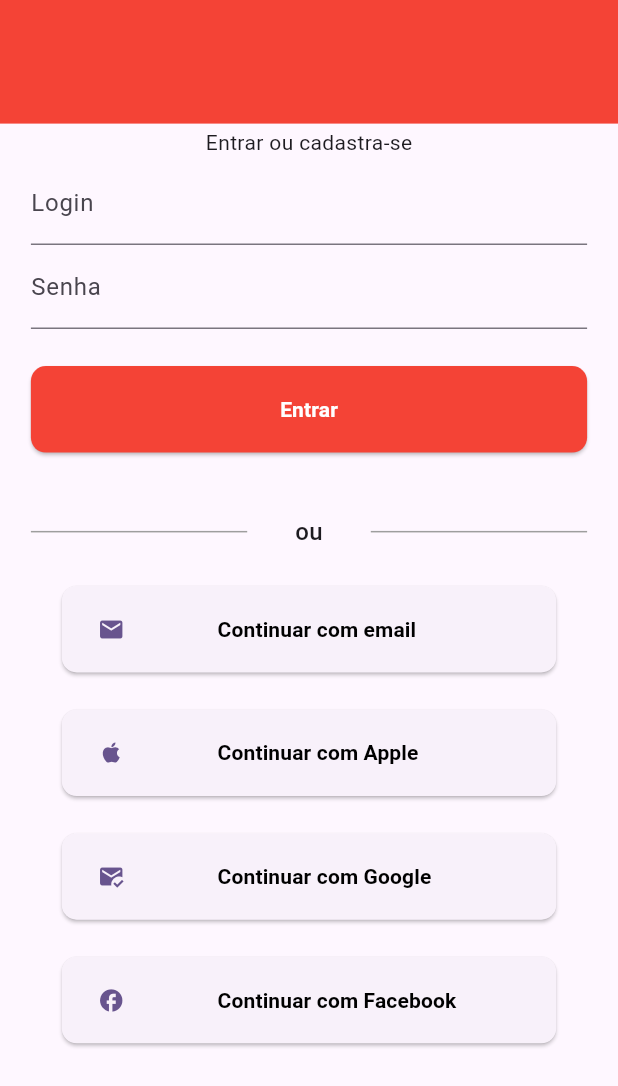
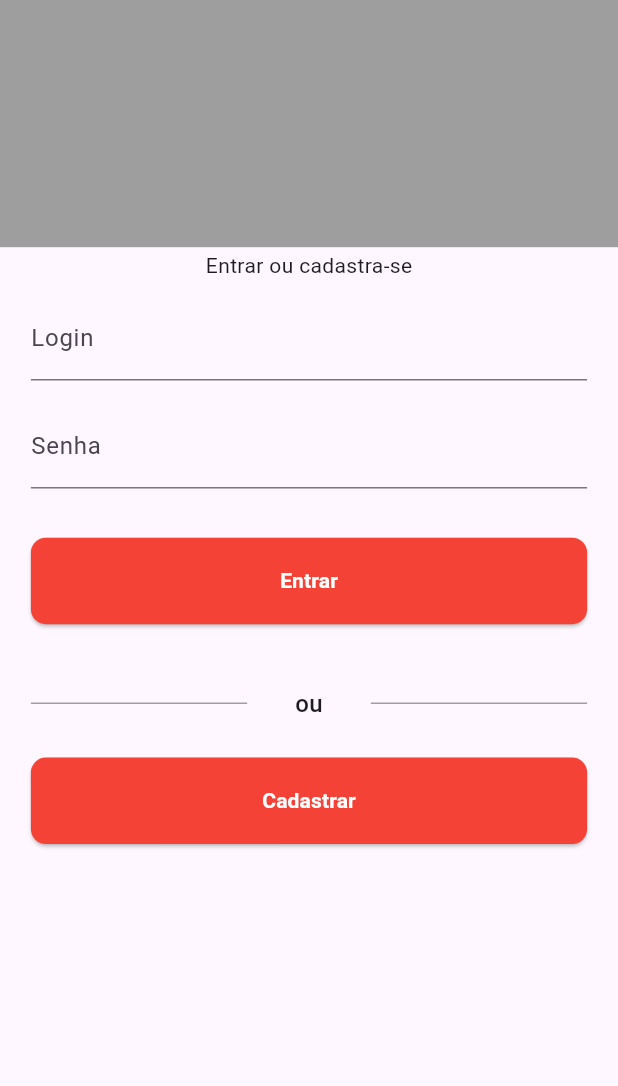
Before and after one commit to atanazio95/quero_viajar, a Flutter app: the screen it shows after launch, on a phone screen of 412 x 824 dp. Shown: the top 1086 px of the screen. Run offline on Flutter 3.47's test engine with Material 3 defaults, Android fonts, the phone set to English and light mode, and no system bars.

Commit message:
componentizacao e ajustes no layout

```diff
--- a/lib/main.dart
+++ b/lib/main.dart
@@ -1,5 +1,5 @@
 import 'package:flutter/material.dart';
-import 'package:quero_viajar/views/tela_login/views/telaLogin.dart';
+import 'package:quero_viajar/views/tela_login/views/login/view/loginPage.dart';
 
 void main() {
   runApp(const MyApp());
@@ -16,7 +16,7 @@
         colorScheme: ColorScheme.fromSeed(seedColor: Colors.deepPurple),
         useMaterial3: true,
       ),
-      home: const TelaLogin(),
+      home: const LoginPage(),
     );
   }
 }
--- /dev/null
+++ b/lib/views/tela_login/views/login/view/loginPage.dart
@@ -0,0 +1,204 @@
+import 'package:flutter/material.dart';
+import 'package:quero_viajar/views/tela_login/views/register/views/registerPage.dart';
+import 'package:quero_viajar/views/widgets/bottonDefault.dart';
+import 'package:quero_viajar/views/widgets/textFormFieldDefault.dart';
+
+class LoginPage extends StatefulWidget {
+  const LoginPage({super.key});
+
+  @override
+  State<LoginPage> createState() => _LoginPageState();
+}
+
+class _LoginPageState extends State<LoginPage> {
+  final TextEditingController loginTextController = TextEditingController();
+  final TextEditingController passTextController = TextEditingController();
+
+  @override
+  Widget build(BuildContext context) {
+    final altura = MediaQuery.of(context).size.height;
+    final largura = MediaQuery.of(context).size.width;
+    return Scaffold(
+      body: Column(
+        children: [
+          Container(
+            decoration: const BoxDecoration(
+              color: Colors.grey,
+            ),
+            child: SizedBox(
+              height: altura * 0.2,
+              width: largura * 1,
+            ),
+          ),
+          Container(
+            width: largura * 0.9,
+            child: Column(
+              children: [
+                Padding(
+                  padding: EdgeInsets.only(
+                      top: altura * 0.003, bottom: altura * 0.003),
+                  child: const Text('Entrar ou cadastra-se'),
+                ),
+                TextFormFieldDefault(
+                  controllerTextformField: loginTextController,
+                  labelText: 'Login',
+                ),
+                TextFormFieldDefault(
+                  controllerTextformField: passTextController,
+                  labelText: 'Senha',
+                ),
+                BottonDefault(
+                  text: "Entrar",
+                  onTap: () {},
+                ),
+                Padding(
+                  padding: EdgeInsets.only(top: altura * 0.05),
+                  child: Row(
+                    mainAxisAlignment: MainAxisAlignment.center,
+                    children: [
+                      Container(
+                        height: 1,
+                        width: largura * 0.35,
+                        color: Colors.grey,
+                      ),
+                      Container(
+                        width: largura * 0.2,
+                        child: const Text(
+                          textAlign: TextAlign.center,
+                          'ou',
+                          style: TextStyle(
+                              fontSize: 16, fontWeight: FontWeight.w500),
+                        ),
+                      ),
+                      Container(
+                        height: 1,
+                        width: largura * 0.35,
+                        color: Colors.grey,
+                      ),
+                    ],
+                  ),
+                ),
+                BottonDefault(
+                    text: 'Cadastrar',
+                    onTap: () {
+                      Navigator.push(
+                          context,
+                          MaterialPageRoute(
+                              builder: (context) => const RegisterPage()));
+                    })
+                // Container(
+                //   padding: EdgeInsets.only(top: altura * 0.03),
+                //   height: altura * 0.1,
+                //   width: largura * 0.8,
+                //   child: ElevatedButton(
+                //     style: ElevatedButton.styleFrom(
+                //       shape: RoundedRectangleBorder(
+                //         borderRadius: BorderRadius.circular(10),
+                //       ),
+                //     ),
+                //     onPressed: () {},
+                //     child: Row(
+                //       mainAxisAlignment: MainAxisAlignment.start,
+                //       children: [
+                //         Icon(Icons.email),
+                //         SizedBox(
+                //           width: largura * 0.15,
+                //         ),
+                //         const Text(
+                //           'Continuar com email',
+                //           style: TextStyle(
+                //               color: Colors.black, fontWeight: FontWeight.w600),
+                //         ),
+                //       ],
+                //     ),
+                //   ),
+                // ),
+                // Container(
+                //   padding: EdgeInsets.only(top: altura * 0.03),
+                //   height: altura * 0.1,
+                //   width: largura * 0.8,
+                //   child: ElevatedButton(
+                //     style: ElevatedButton.styleFrom(
+                //       shape: RoundedRectangleBorder(
+                //         borderRadius: BorderRadius.circular(10),
+                //       ),
+                //     ),
+                //     onPressed: () {},
+                //     child: Row(
+                //       mainAxisAlignment: MainAxisAlignment.start,
+                //       children: [
+                //         Icon(Icons.apple),
+                //         SizedBox(
+                //           width: largura * 0.15,
+                //         ),
+                //         const Text(
+                //           'Continuar com Apple',
+                //           style: TextStyle(
+                //               color: Colors.black, fontWeight: FontWeight.w600),
+                //         ),
+                //       ],
+                //     ),
+                //   ),
+                // ),
+                // Container(
+                //   padding: EdgeInsets.only(top: altura * 0.03),
+                //   height: altura * 0.1,
+                //   width: largura * 0.8,
+                //   child: ElevatedButton(
+                //     style: ElevatedButton.styleFrom(
+                //       shape: RoundedRectangleBorder(
+                //         borderRadius: BorderRadius.circular(10),
+                //       ),
+                //     ),
+                //     onPressed: () {},
+                //     child: Row(
+                //       mainAxisAlignment: MainAxisAlignment.start,
+                //       children: [
+                //         const Icon(Icons.mark_email_read),
+                //         SizedBox(
+                //           width: largura * 0.15,
+                //         ),
+                //         const Text(
+                //           'Continuar com Google',
+                //           style: TextStyle(
+                //               color: Colors.black, fontWeight: FontWeight.w600),
+                //         ),
+                //       ],
+                //     ),
+                //   ),
+                // ),
+                // Container(
+                //   padding: EdgeInsets.only(top: altura * 0.03),
+                //   height: altura * 0.1,
+                //   width: largura * 0.8,
+                //   child: ElevatedButton(
+                //     style: ElevatedButton.styleFrom(
+                //       shape: RoundedRectangleBorder(
+                //         borderRadius: BorderRadius.circular(10),
+                //       ),
+                //     ),
+                //     onPressed: () {},
+                //     child: Row(
+                //       mainAxisAlignment: MainAxisAlignment.start,
+                //       children: [
+                //         const Icon(Icons.facebook),
+                //         SizedBox(
+                //           width: largura * 0.15,
+                //         ),
+                //         const Text(
+                //           'Continuar com Facebook',
+                //           style: TextStyle(
+                //               color: Colors.black, fontWeight: FontWeight.w600),
+                //         ),
+                //       ],
+                //     ),
+                //   ),
+                // ),
+              ],
+            ),
+          )
+        ],
+      ),
+    );
+  }
+}
--- /dev/null
+++ b/lib/views/tela_login/views/register/views/registerPage.dart
@@ -0,0 +1,46 @@
+import 'package:flutter/material.dart';
+import 'package:quero_viajar/views/widgets/bottonDefault.dart';
+import 'package:quero_viajar/views/widgets/textFormFieldDefault.dart';
+
+class RegisterPage extends StatefulWidget {
+  const RegisterPage({super.key});
+
+  @override
+  State<RegisterPage> createState() => _RegisterPageState();
+}
+
+class _RegisterPageState extends State<RegisterPage> {
+  final TextEditingController cpfTextController = TextEditingController();
+  final TextEditingController rgTextController = TextEditingController();
+  final TextEditingController nameTextController = TextEditingController();
+  @override
+  Widget build(BuildContext context) {
+    return Scaffold(
+      body: Column(
+        mainAxisAlignment: MainAxisAlignment.center,
+        children: [
+          Container(
+              alignment: Alignment.center,
+              width: 150,
+              height: 60,
+              decoration: BoxDecoration(
+                  color: Colors.blueAccent,
+                  borderRadius: BorderRadius.circular(10),
+                  border: Border.all(width: 1, color: Colors.red)),
+              child: Text(
+                'Cadastro',
+                style: TextStyle(fontSize: 18, color: Colors.white),
+              )),
+          TextFormFieldDefault(
+              controllerTextformField: cpfTextController, labelText: 'CPF'),
+          TextFormFieldDefault(
+              controllerTextformField: rgTextController, labelText: 'RG'),
+          TextFormFieldDefault(
+              controllerTextformField: nameTextController,
+              labelText: 'Nome completo'),
+          BottonDefault(text: 'Cadastrar', onTap: () {})
+        ],
+      ),
+    );
+  }
+}
--- a/lib/views/tela_login/views/telaLogin.dart
+++ /dev/null
@@ -1,212 +0,0 @@
-import 'dart:ffi';
-
-import 'package:flutter/material.dart';
-import 'package:flutter/widgets.dart';
-
-class TelaLogin extends StatefulWidget {
-  const TelaLogin({super.key});
-
-  @override
-  State<TelaLogin> createState() => _TelaLoginState();
-}
-
-class _TelaLoginState extends State<TelaLogin> {
-  @override
-  Widget build(BuildContext context) {
-    final altura = MediaQuery.of(context).size.height;
-    final largura = MediaQuery.of(context).size.width;
-    return Scaffold(
-      body: Column(
-        children: [
-          Container(
-            decoration: const BoxDecoration(
-              color: Colors.red,
-            ),
-            child: SizedBox(
-              height: altura * 0.1,
-              width: largura * 1,
-            ),
-          ),
-          Container(
-            width: largura * 0.9,
-            child: Column(
-              children: [
-                Padding(
-                  padding: EdgeInsets.only(
-                      top: altura * 0.003, bottom: altura * 0.003),
-                  child: Text('Entrar ou cadastra-se'),
-                ),
-                TextFormField(
-                  decoration: const InputDecoration(
-                    hintText: 'What do people call you?',
-                    labelText: 'Login',
-                  ),
-                ),
-                TextFormField(
-                  decoration: const InputDecoration(
-                    hintText: 'What do people call you?',
-                    labelText: 'Senha',
-                  ),
-                ),
-                Container(
-                  padding: EdgeInsets.only(top: altura * 0.03),
-                  height: altura * 0.1,
-                  width: largura * 0.9,
-                  child: ElevatedButton(
-                    style: ElevatedButton.styleFrom(
-                      shape: RoundedRectangleBorder(
-                        borderRadius: BorderRadius.circular(10),
-                      ),
-                      backgroundColor: Colors.red,
-                    ),
-                    onPressed: () {},
-                    child: const Text(
-                      'Entrar',
-                      style: TextStyle(
-                          color: Colors.white, fontWeight: FontWeight.w600),
-                    ),
-                  ),
-                ),
-                Padding(
-                  padding: EdgeInsets.only(top: altura * 0.05),
-                  child: Row(
-                    mainAxisAlignment: MainAxisAlignment.center,
-                    children: [
-                      Container(
-                        height: 1,
-                        width: largura * 0.35,
-                        color: Colors.grey,
-                      ),
-                      Container(
-                        width: largura * 0.2,
-                        child: const Text(
-                          textAlign: TextAlign.center,
-                          'ou',
-                          style: TextStyle(
-                              fontSize: 16, fontWeight: FontWeight.w500),
-                        ),
-                      ),
-                      Container(
-                        height: 1,
-                        width: largura * 0.35,
-                        color: Colors.grey,
-                      ),
-                    ],
-                  ),
-                ),
-                Container(
-                  padding: EdgeInsets.only(top: altura * 0.03),
-                  height: altura * 0.1,
-                  width: largura * 0.8,
-                  child: ElevatedButton(
-                    style: ElevatedButton.styleFrom(
-                      shape: RoundedRectangleBorder(
-                        borderRadius: BorderRadius.circular(10),
-                      ),
-                    ),
-                    onPressed: () {},
-                    child: Row(
-                      mainAxisAlignment: MainAxisAlignment.start,
-                      children: [
-                        Icon(Icons.email),
-                        SizedBox(
-                          width: largura * 0.15,
-                        ),
-                        const Text(
-                          'Continuar com email',
-                          style: TextStyle(
-                              color: Colors.black, fontWeight: FontWeight.w600),
-                        ),
-                      ],
-                    ),
-                  ),
-                ),
-                Container(
-                  padding: EdgeInsets.only(top: altura * 0.03),
-                  height: altura * 0.1,
-                  width: largura * 0.8,
-                  child: ElevatedButton(
-                    style: ElevatedButton.styleFrom(
-                      shape: RoundedRectangleBorder(
-                        borderRadius: BorderRadius.circular(10),
-                      ),
-                    ),
-                    onPressed: () {},
-                    child: Row(
-                      mainAxisAlignment: MainAxisAlignment.start,
-                      children: [
-                        Icon(Icons.apple),
-                        SizedBox(
-                          width: largura * 0.15,
-                        ),
-                        const Text(
-                          'Continuar com Apple',
-                          style: TextStyle(
-                              color: Colors.black, fontWeight: FontWeight.w600),
-                        ),
-                      ],
-                    ),
-                  ),
-                ),
-                Container(
-                  padding: EdgeInsets.only(top: altura * 0.03),
-                  height: altura * 0.1,
-                  width: largura * 0.8,
-                  child: ElevatedButton(
-                    style: ElevatedButton.styleFrom(
-                      shape: RoundedRectangleBorder(
-                        borderRadius: BorderRadius.circular(10),
-                      ),
-                    ),
-                    onPressed: () {},
-                    child: Row(
-                      mainAxisAlignment: MainAxisAlignment.start,
-                      children: [
-                        const Icon(Icons.mark_email_read),
-                        SizedBox(
-                          width: largura * 0.15,
-                        ),
-                        const Text(
-                          'Continuar com Google',
-                          style: TextStyle(
-                              color: Colors.black, fontWeight: FontWeight.w600),
-                        ),
-                      ],
-                    ),
-                  ),
-                ),
-                Container(
-                  padding: EdgeInsets.only(top: altura * 0.03),
-                  height: altura * 0.1,
-                  width: largura * 0.8,
-                  child: ElevatedButton(
-                    style: ElevatedButton.styleFrom(
-                      shape: RoundedRectangleBorder(
-                        borderRadius: BorderRadius.circular(10),
-                      ),
-                    ),
-                    onPressed: () {},
-                    child: Row(
-                      mainAxisAlignment: MainAxisAlignment.start,
-                      children: [
-                        const Icon(Icons.facebook),
-                        SizedBox(
-                          width: largura * 0.15,
-                        ),
-                        const Text(
-                          'Continuar com Facebook',
-                          style: TextStyle(
-                              color: Colors.black, fontWeight: FontWeight.w600),
-                        ),
-                      ],
-                    ),
-                  ),
-                ),
-              ],
-            ),
-          )
-        ],
-      ),
-    );
-  }
-}
--- /dev/null
+++ b/lib/views/widgets/bottonDefault.dart
@@ -0,0 +1,36 @@
+import 'package:flutter/material.dart';
+
+class BottonDefault extends StatelessWidget {
+  final String text;
+  final Function onTap;
+  const BottonDefault({
+    super.key,
+    required this.text,
+    required this.onTap,
+  });
+
+  @override
+  Widget build(BuildContext context) {
+    final altura = MediaQuery.of(context).size.height;
+    final largura = MediaQuery.of(context).size.width;
+    return Container(
+      padding: EdgeInsets.only(top: altura * 0.03),
+      height: altura * 0.1,
+      width: largura * 0.9,
+      child: ElevatedButton(
+        style: ElevatedButton.styleFrom(
+          shape: RoundedRectangleBorder(
+            borderRadius: BorderRadius.circular(10),
+          ),
+          backgroundColor: Colors.red,
+        ),
+        onPressed: () => onTap(),
+        child: Text(
+          text,
+          style:
+              const TextStyle(color: Colors.white, fontWeight: FontWeight.w600),
+        ),
+      ),
+    );
+  }
+}
--- /dev/null
+++ b/lib/views/widgets/textFormFieldDefault.dart
@@ -0,0 +1,24 @@
+import 'package:flutter/material.dart';
+
+class TextFormFieldDefault extends StatelessWidget {
+  final TextEditingController controllerTextformField;
+  final String labelText;
+  const TextFormFieldDefault({
+    super.key,
+    required this.controllerTextformField,
+    required this.labelText,
+  });
+
+  @override
+  Widget build(BuildContext context) {
+    return Container(
+      padding: EdgeInsets.only(top: 8, bottom: 8),
+      child: TextFormField(
+        controller: controllerTextformField,
+        decoration: InputDecoration(
+          labelText: labelText,
+        ),
+      ),
+    );
+  }
+}
```
